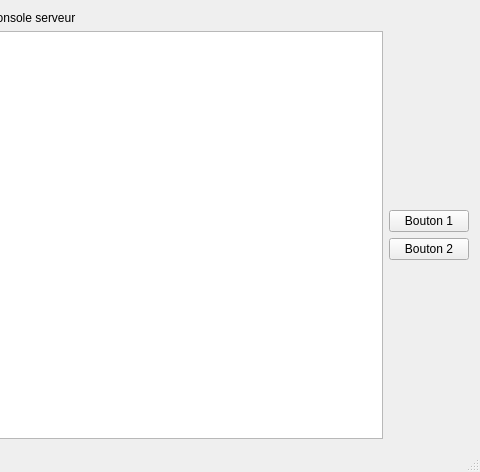
Zxb12/Timeline, file src/ui/fenprincipale.ui: the form before one commit; both pictures show x 424 to 904 and y 0 to 472 of the 904 by 472 pixel window.
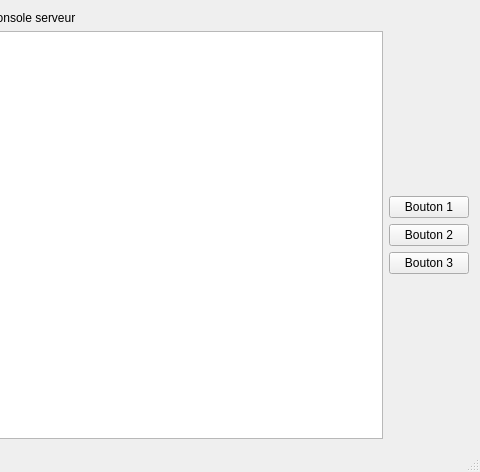
The form after the commit.

Diff of the .ui file:
```diff
--- a/src/ui/fenprincipale.ui
+++ b/src/ui/fenprincipale.ui
@@ -88,6 +88,13 @@
         </property>
        </widget>
       </item>
+      <item>
+       <widget class="QPushButton" name="btn3">
+        <property name="text">
+         <string>Bouton 3</string>
+        </property>
+       </widget>
+      </item>
       <item>
        <spacer name="verticalSpacer_2">
         <property name="orientation">
```
